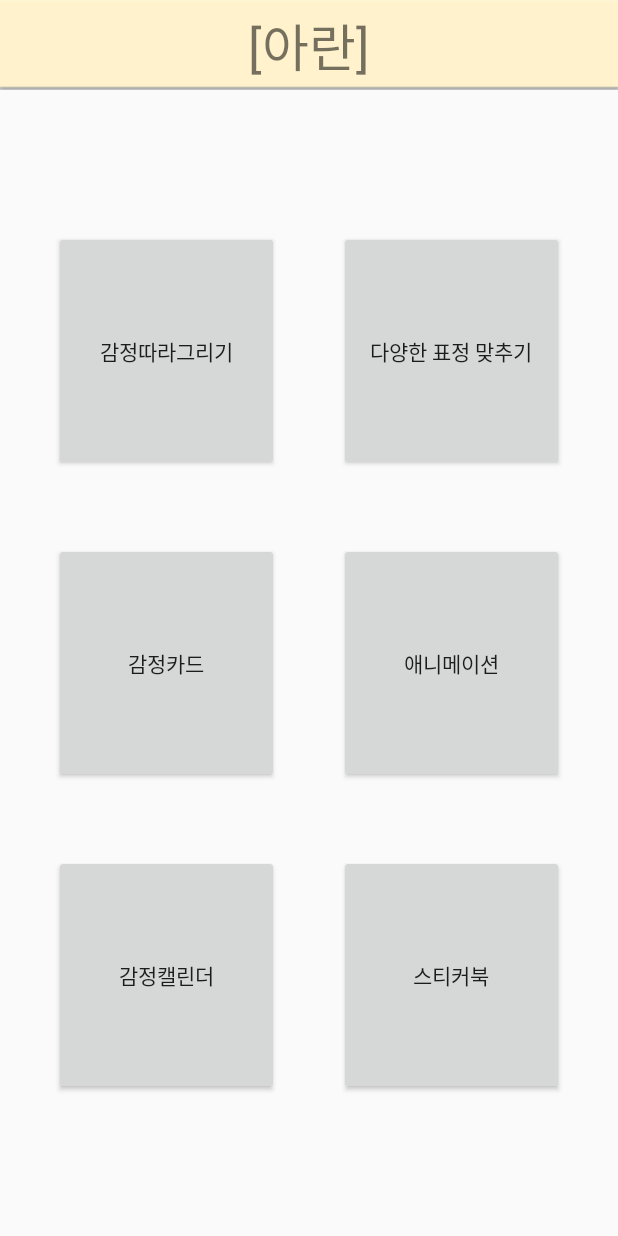
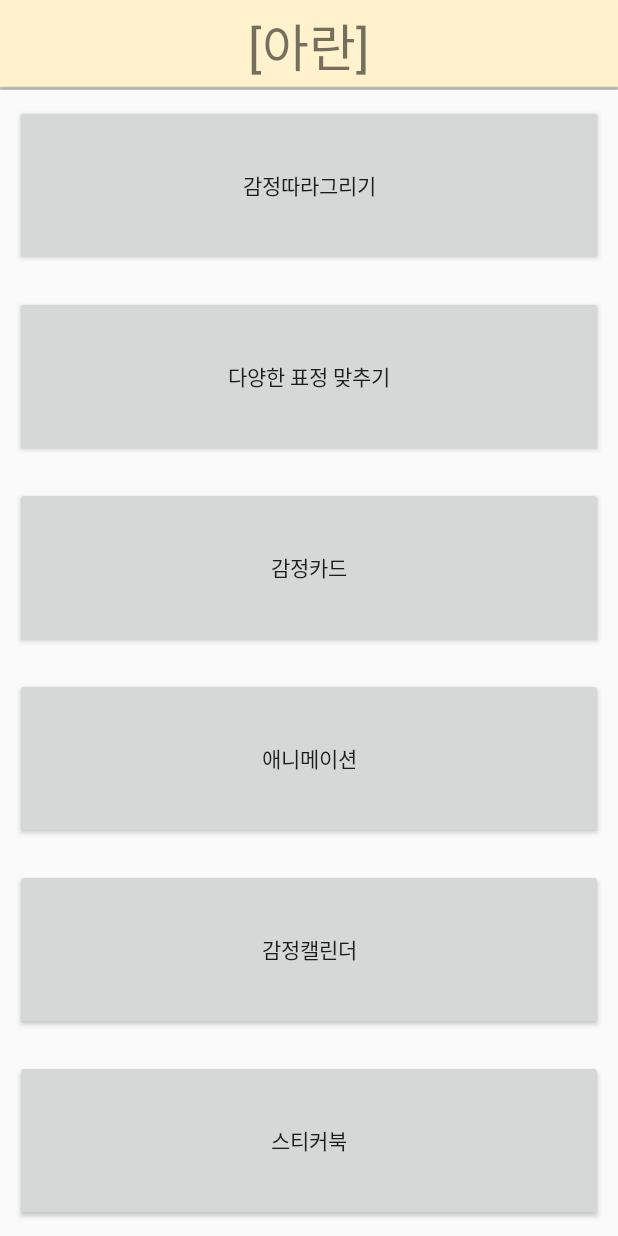
Before and after one commit to an-hyojin/Aran, an Android app: the screen it shows after launch (MainActivity), on a phone screen of 412 x 824 dp. Run offline under Robolectric (Android 15) with nearby library versions, the phone set to English and light mode, and no system bars.

Commit message:
코드 맞춰서 오류 수정

```diff
--- a/app/src/main/java/com/example/practice/AnimationActivity.java
+++ b/app/src/main/java/com/example/practice/AnimationActivity.java
@@ -14,7 +14,7 @@ import com.google.android.youtube.player.YouTubePlayerView;
 public class AnimationActivity extends YouTubeBaseActivity implements View.OnClickListener {
 
     YouTubePlayerView youtubeView;
-    ImageButton backBtn;
+    Button backBtn;
     Button button;
     YouTubePlayer.OnInitializedListener listener;
 
@@ -23,7 +23,7 @@ public class AnimationActivity extends YouTubeBaseActivity implements View.OnCli
         super.onCreate(savedInstanceState);
         setContentView(R.layout.activity_animation);
 
-        backBtn = (ImageButton)findViewById(R.id.back);
+        backBtn = (Button)findViewById(R.id.back);
         backBtn.setOnClickListener(this);
 
         button = (Button) findViewById(R.id.youtubeButton);
--- a/app/src/main/java/com/example/practice/ImageActivity.java
+++ b/app/src/main/java/com/example/practice/ImageActivity.java
@@ -29,7 +29,7 @@ public class ImageActivity extends Activity {
     String emotion;
     Button removeBtn;
 
-    ImageButton backBtn;
+    Button backBtn;
     ImageView photoView, drawingView;
     TextView emotionView, dateView;
 
@@ -44,7 +44,7 @@ public class ImageActivity extends Activity {
         emotionView = (TextView)findViewById(R.id.emotion);
         dateView = (TextView)findViewById(R.id.date);
         removeBtn = (Button)findViewById(R.id.remove);
-        backBtn = (ImageButton)findViewById(R.id.back);
+        backBtn = (Button)findViewById(R.id.back);
         Intent intent = getIntent();
         final Long key = intent.getLongExtra("dateKey", 0);
         SimpleDateFormat dayTime = new SimpleDateFormat ( "yyyy년 MM월dd일 HH시mm분ss초");
--- a/app/src/main/java/com/example/practice/MatchEmotionActivity.java
+++ b/app/src/main/java/com/example/practice/MatchEmotionActivity.java
@@ -3,17 +3,18 @@ package com.example.practice;
 import android.os.Bundle;
 import android.support.v7.app.AppCompatActivity;
 import android.view.View;
+import android.widget.Button;
 import android.widget.ImageButton;
 
 public class MatchEmotionActivity extends AppCompatActivity implements View.OnClickListener {
 
 
-    ImageButton backBtn;
+    Button backBtn;
     @Override
     protected void onCreate(Bundle savedInstanceState) {
         super.onCreate(savedInstanceState);
         setContentView(R.layout.activity_match_emotion);
-        backBtn = (ImageButton)findViewById(R.id.back);
+        backBtn = (Button)findViewById(R.id.back);
         backBtn.setOnClickListener(this);
     }
 
--- a/app/src/main/java/com/example/practice/SmallDrawActivity.java
+++ b/app/src/main/java/com/example/practice/SmallDrawActivity.java
@@ -27,13 +27,13 @@ import java.util.ArrayList;
 public class SmallDrawActivity extends AppCompatActivity {
 
     Button clearBtn, drawBtn, saveBtn, blackBtn, redBtn, blueBtn, eraserBtn;
-    ImageButton backBtn;
+    Button backBtn;
     EditText textInput;
     LinearLayout drawLinear;
     ImageView showImg;
     Paint p = new Paint();
     PorterDuffXfermode clear = new PorterDuffXfermode(PorterDuff.Mode.CLEAR);
-    ArrayList<Point> points = new ArrayList<Point>();
+    ArrayList<Point> points = new ArrayList<>();
     DrawView m;
     @RequiresApi(api = Build.VERSION_CODES.JELLY_BEAN)
     @Override
@@ -47,7 +47,7 @@ public class SmallDrawActivity extends AppCompatActivity {
         redBtn = findViewById(R.id.red);
         blueBtn = findViewById(R.id.blue);
         eraserBtn = findViewById(R.id.eraser);
-        backBtn = (ImageButton)findViewById(R.id.back);
+        backBtn = (Button)findViewById(R.id.back);
         showImg = (ImageView)findViewById(R.id.backgroundImage);
         Intent intent = getIntent();
         byte[] arr = getIntent().getByteArrayExtra("image");
--- a/app/src/main/java/com/example/practice/StickerBookActivity.java
+++ b/app/src/main/java/com/example/practice/StickerBookActivity.java
@@ -3,17 +3,18 @@ package com.example.practice;
 import android.os.Bundle;
 import android.support.v7.app.AppCompatActivity;
 import android.view.View;
+import android.widget.Button;
 import android.widget.ImageButton;
 
 public class StickerBookActivity extends AppCompatActivity implements View.OnClickListener {
 
 
-    ImageButton backBtn;
+    Button backBtn;
     @Override
     protected void onCreate(Bundle savedInstanceState) {
         super.onCreate(savedInstanceState);
         setContentView(R.layout.activity_sticker_book);
-        backBtn = (ImageButton)findViewById(R.id.back);
+        backBtn = (Button)findViewById(R.id.back);
         backBtn.setOnClickListener(this);
     }
 
--- a/app/src/main/res/layout/activity_main.xml
+++ b/app/src/main/res/layout/activity_main.xml
@@ -23,74 +23,51 @@
             android:layout_width="match_parent"
             android:layout_height="match_parent"
             android:orientation="vertical"
-            android:gravity="center"
-            app:layout_constraintTop_toTopOf="parent"
-            tools:layout_editor_absoluteX="38dp">
-
-            <LinearLayout
-                android:layout_width="match_parent"
-                android:layout_height="200dip"
-                android:layout_margin="4dip"
-                android:layout_marginTop="5dip"
-                android:gravity="center"
-                android:orientation="horizontal">
+            android:gravity="center">
 
                 <Button
                     android:text="감정따라그리기"
                     android:id="@+id/btn1"
-                    android:layout_width="150dp"
-                    android:layout_height="match_parent"
-                    android:layout_margin="20dip"
+                    android:layout_width="match_parent"
+                    android:layout_height="0dp"
+                    android:layout_weight="1"
+                    android:layout_margin="10dip"
                     />
                 <Button
                     android:text="다양한 표정 맞추기"
                     android:id="@+id/btn2"
-                    android:layout_width="150dp"
-                    android:layout_height="match_parent"
-                    android:layout_margin="20dip"/>
-            </LinearLayout>
-
-            <LinearLayout
-                android:layout_width="match_parent"
-                android:layout_height="200dip"
-                android:layout_margin="4dip"
-                android:gravity="center"
-                android:orientation="horizontal">
-
+                    android:layout_width="match_parent"
+                    android:layout_height="0dp"
+                    android:layout_weight="1"
+                    android:layout_margin="10dip"/>
                 <Button
                     android:text="감정카드"
                     android:id="@+id/btn3"
-                    android:layout_width="150dp"
-                    android:layout_height="match_parent"
-                    android:layout_margin="20dip"/>
+                    android:layout_width="match_parent"
+                    android:layout_height="0dp"
+                    android:layout_weight="1"
+                    android:layout_margin="10dip"/>
                 <Button
                     android:text="애니메이션"
                     android:id="@+id/btn4"
-                    android:layout_width="150dp"
-                    android:layout_height="match_parent"
-                    android:layout_margin="20dip"/>
-            </LinearLayout>
-
-            <LinearLayout
-                android:layout_width="match_parent"
-                android:layout_height="200dip"
-                android:layout_margin="4dip"
-                android:gravity="center"
-                android:orientation="horizontal">
-
+                    android:layout_width="match_parent"
+                    android:layout_height="0dp"
+                    android:layout_weight="1"
+                    android:layout_margin="10dip"/>
                 <Button
                     android:text="감정캘린더"
                     android:id="@+id/btn5"
-                    android:layout_width="150dp"
-                    android:layout_height="match_parent"
-                    android:layout_margin="20dip"/>
+                    android:layout_width="match_parent"
+                    android:layout_height="0dp"
+                    android:layout_weight="1"
+                    android:layout_margin="10dip"/>
                 <Button
                     android:text="스티커북"
                     android:id="@+id/btn6"
-                    android:layout_width="150dp"
-                    android:layout_height="match_parent"
-                    android:layout_margin="20dip"/>
-            </LinearLayout>
+                    android:layout_width="match_parent"
+                    android:layout_height="0dp"
+                    android:layout_weight="1"
+                    android:layout_margin="10dip"/>
 
         </LinearLayout>
 </LinearLayout>
```
Also changed, not shown: app/src/main/AndroidManifest.xml (+5 -6 lines), app/src/main/java/com/example/practice/CalendarActivity.java (+8 -0 lines), app/src/main/java/com/example/practice/CalendarFrag.java (+1 -25 lines), app/src/main/java/com/example/practice/CardActivity.java (renamed from app/src/main/java/com/example/practice/HardCardActivity.java, +14 -13 lines), app/src/main/java/com/example/practice/CustomDialog.java (+5 -4 lines), app/src/main/java/com/example/practice/DrawActivity.java (+5 -4 lines), app/src/main/java/com/example/practice/EasyCardActivity.java (+15 -15 lines), app/src/main/java/com/example/practice/MiddleCardActivity.java (+13 -13 lines), app/src/main/java/com/example/practice/RetryDialog.java (+5 -4 lines), app/src/main/java/com/example/practice/SelectActivity.java (+4 -3 lines), app/src/main/res/layout/activity_select.xml (+6 -6 lines), app/src/main/res/values/strings.xml (line endings or trailing spaces).
